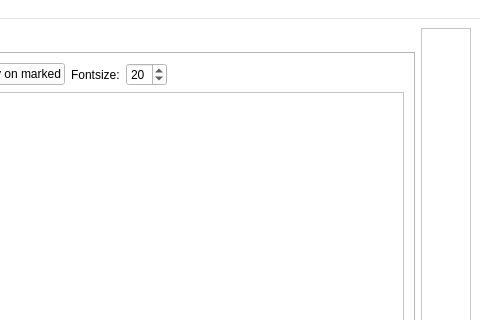
First picture: the form in src/ui/ui_files/testview2.ui, repository Zarnosch/AVaAoMDTV, before the edit; both pictures show x 481 to 961 and y 0 to 320 of the 961 by 859 pixel window.
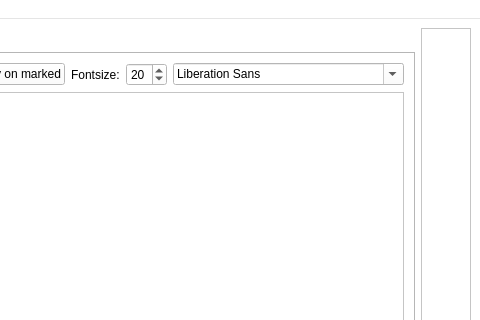
Second picture: the form after the edit. The open tabs and pages were chosen to show the change.

The edit to the form file:
```diff
--- a/src/ui/ui_files/testview2.ui
+++ b/src/ui/ui_files/testview2.ui
@@ -1100,6 +1100,9 @@
             </property>
            </widget>
           </item>
+          <item>
+           <widget class="QFontComboBox" name="fontComboBox"/>
+          </item>
           <item>
            <spacer name="horizontalSpacer_3">
             <property name="orientation">
```
Left out of the diff: 2 changed lines with no effect on the pictures.
